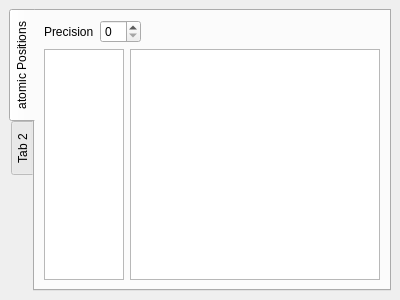
The window that source/moleculeinfo.ui (janvc/molconv) describes before a commit, drawn with Qt 5.
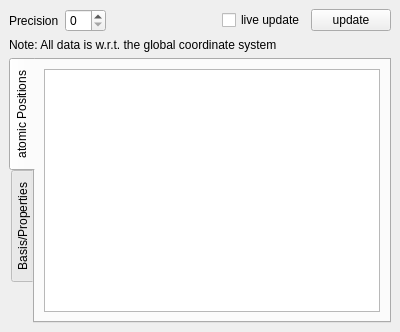
The same window after the commit.

Commit message:
extended the functionality of the info widget
- the coordinates now show the atomic symbol with
  the number of the atom
- added a tab showing basic info about origin/basis
- added an option to update the info widget
  live on molecule movement or when the editing
  is finished

What changed in the file:
```diff
--- a/source/moleculeinfo.ui
+++ b/source/moleculeinfo.ui
@@ -7,23 +7,13 @@
     <x>0</x>
     <y>0</y>
     <width>400</width>
-    <height>300</height>
+    <height>332</height>
    </rect>
   </property>
   <property name="windowTitle">
    <string>Molecule Information</string>
   </property>
   <widget class="QWidget" name="dockWidgetContents">
-   <layout class="QVBoxLayout" name="verticalLayout_2">
-    <item>
-     <widget class="QTabWidget" name="tabWidget">
-      <property name="tabPosition">
-       <enum>QTabWidget::West</enum>
-      </property>
-      <widget class="QWidget" name="globPos">
-       <attribute name="title">
-        <string>atomic Positions</string>
-       </attribute>
        <layout class="QVBoxLayout" name="verticalLayout">
         <item>
          <layout class="QHBoxLayout" name="horizontalLayout">
@@ -54,33 +44,46 @@
             </property>
            </spacer>
           </item>
+      <item>
+       <widget class="QCheckBox" name="doLiveUpdate">
+        <property name="text">
+         <string>live update</string>
+        </property>
+       </widget>
+      </item>
+      <item>
+       <widget class="QPushButton" name="manUpdate">
+        <property name="text">
+         <string>update</string>
+        </property>
+       </widget>
+      </item>
          </layout>
         </item>
         <item>
-         <layout class="QHBoxLayout" name="horizontalLayout_2">
-          <item>
-           <widget class="QListWidget" name="atomList">
-            <property name="sizePolicy">
-             <sizepolicy hsizetype="Fixed" vsizetype="Expanding">
-              <horstretch>0</horstretch>
-              <verstretch>0</verstretch>
-             </sizepolicy>
-            </property>
-            <property name="minimumSize">
-             <size>
-              <width>80</width>
-              <height>0</height>
-             </size>
-            </property>
-            <property name="maximumSize">
-             <size>
-              <width>80</width>
-              <height>16777215</height>
-             </size>
+     <widget class="QLabel" name="label_2">
+      <property name="text">
+       <string>Note: All data is w.r.t. the global coordinate system</string>
             </property>
            </widget>
           </item>
           <item>
+     <widget class="QTabWidget" name="tabWidget">
+      <property name="tabPosition">
+       <enum>QTabWidget::West</enum>
+      </property>
+      <property name="tabShape">
+       <enum>QTabWidget::Rounded</enum>
+      </property>
+      <property name="currentIndex">
+       <number>0</number>
+      </property>
+      <widget class="QWidget" name="globPos">
+       <attribute name="title">
+        <string>atomic Positions</string>
+       </attribute>
+       <layout class="QGridLayout" name="gridLayout">
+        <item row="0" column="0">
            <widget class="QTextEdit" name="atomPositions">
             <property name="lineWrapMode">
              <enum>QTextEdit::NoWrap</enum>
@@ -91,13 +94,23 @@
            </widget>
           </item>
          </layout>
-        </item>
-       </layout>
       </widget>
       <widget class="QWidget" name="tab_2">
        <attribute name="title">
-        <string>Tab 2</string>
+        <string>Basis/Properties</string>
        </attribute>
+       <layout class="QHBoxLayout" name="horizontalLayout_2">
+        <item>
+         <widget class="QTextEdit" name="basisProp">
+          <property name="lineWrapMode">
+           <enum>QTextEdit::NoWrap</enum>
+          </property>
+          <property name="readOnly">
+           <bool>true</bool>
+          </property>
+         </widget>
+        </item>
+       </layout>
       </widget>
      </widget>
     </item>
```
Left out of the diff: 2 changed lines with no effect on the pictures. Lines whose indentation alone changed are shown as unchanged. The commit also changes 5 other files.
